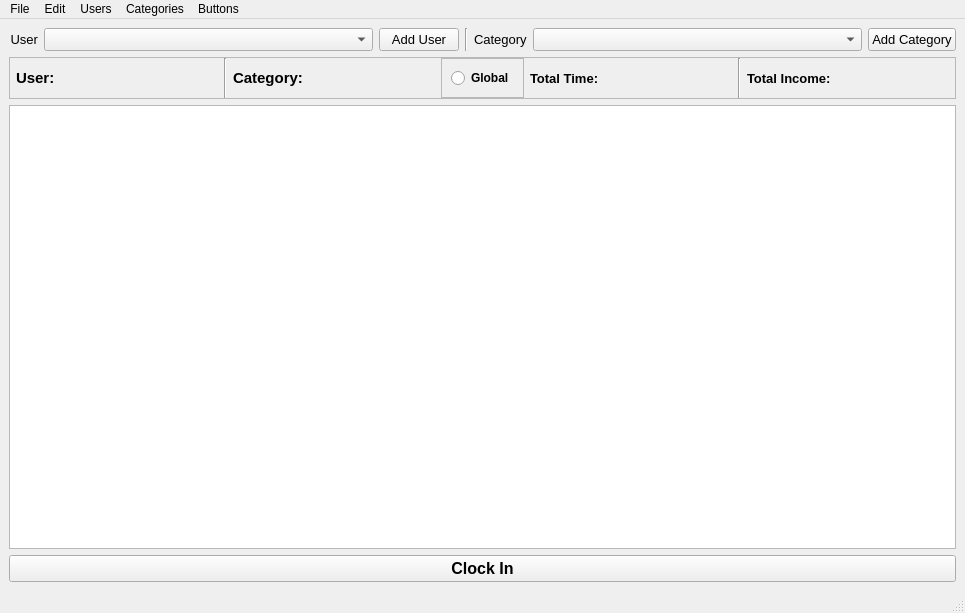
Before: the Qt Designer form Gui/MainWindow.ui in smithbro2115/Clocking, drawn with Qt 5.
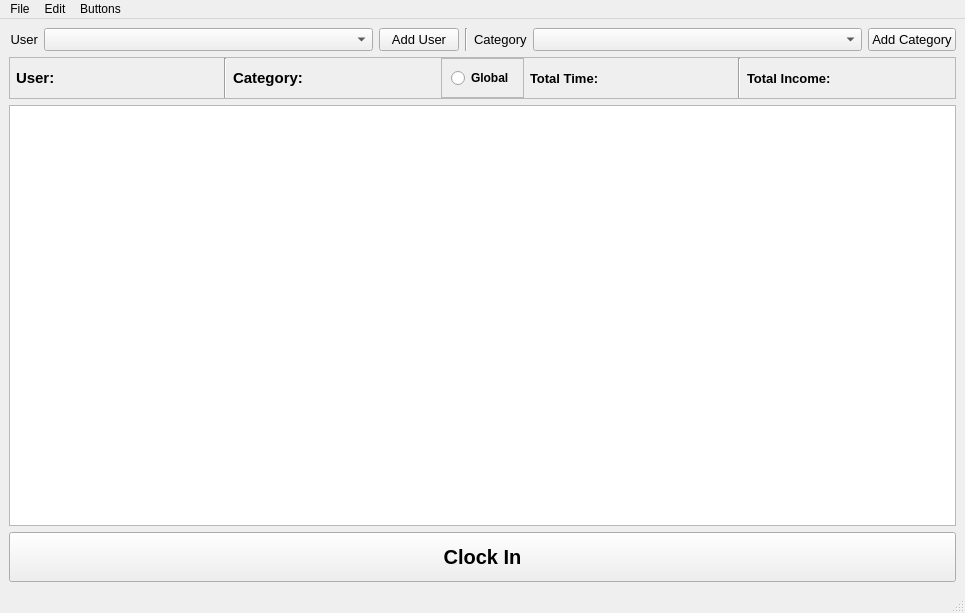
After: the same form once the commit is applied.

What changed in the file:
```diff
--- a/Gui/MainWindow.ui
+++ b/Gui/MainWindow.ui
@@ -16,7 +16,7 @@
   <widget class="QWidget" name="centralwidget">
    <layout class="QGridLayout" name="gridLayout" rowstretch="0,5">
     <item row="1" column="0">
-     <layout class="QGridLayout" name="gridLayout_2" rowstretch="0,0,0,0,0" columnstretch="0,0,1,0">
+     <layout class="QGridLayout" name="gridLayout_2" rowstretch="0,0,0,0,0" columnstretch="0,0,1,0" rowminimumheight="0,0,0,0,50">
       <property name="leftMargin">
        <number>0</number>
       </property>
@@ -175,14 +175,14 @@
       <item row="4" column="1" colspan="3">
        <widget class="QPushButton" name="clockButton">
         <property name="sizePolicy">
-         <sizepolicy hsizetype="Minimum" vsizetype="Fixed">
+         <sizepolicy hsizetype="Minimum" vsizetype="Minimum">
           <horstretch>0</horstretch>
           <verstretch>0</verstretch>
          </sizepolicy>
         </property>
         <property name="font">
          <font>
-          <pointsize>12</pointsize>
+          <pointsize>15</pointsize>
           <weight>75</weight>
           <bold>true</bold>
          </font>
@@ -308,22 +308,6 @@
     </property>
     <addaction name="actionAdd_Button"/>
    </widget>
-   <widget class="QMenu" name="menuCategories">
-    <property name="title">
-     <string>Categories</string>
-    </property>
-    <addaction name="categoryAddAction"/>
-    <addaction name="categoryEditAction"/>
-    <addaction name="categoryDeleteAction"/>
-   </widget>
-   <widget class="QMenu" name="menuUsers">
-    <property name="title">
-     <string>Users</string>
-    </property>
-    <addaction name="userAddAction"/>
-    <addaction name="userEditAction"/>
-    <addaction name="userDeleteAction"/>
-   </widget>
    <widget class="QMenu" name="menuEdit">
     <property name="title">
      <string>Edit</string>
@@ -331,8 +315,6 @@
    </widget>
    <addaction name="menuFile"/>
    <addaction name="menuEdit"/>
-   <addaction name="menuUsers"/>
-   <addaction name="menuCategories"/>
    <addaction name="menuButtons"/>
   </widget>
   <widget class="QStatusBar" name="statusbar"/>
```
Left out of the diff: 117 changed lines with no effect on the pictures.
